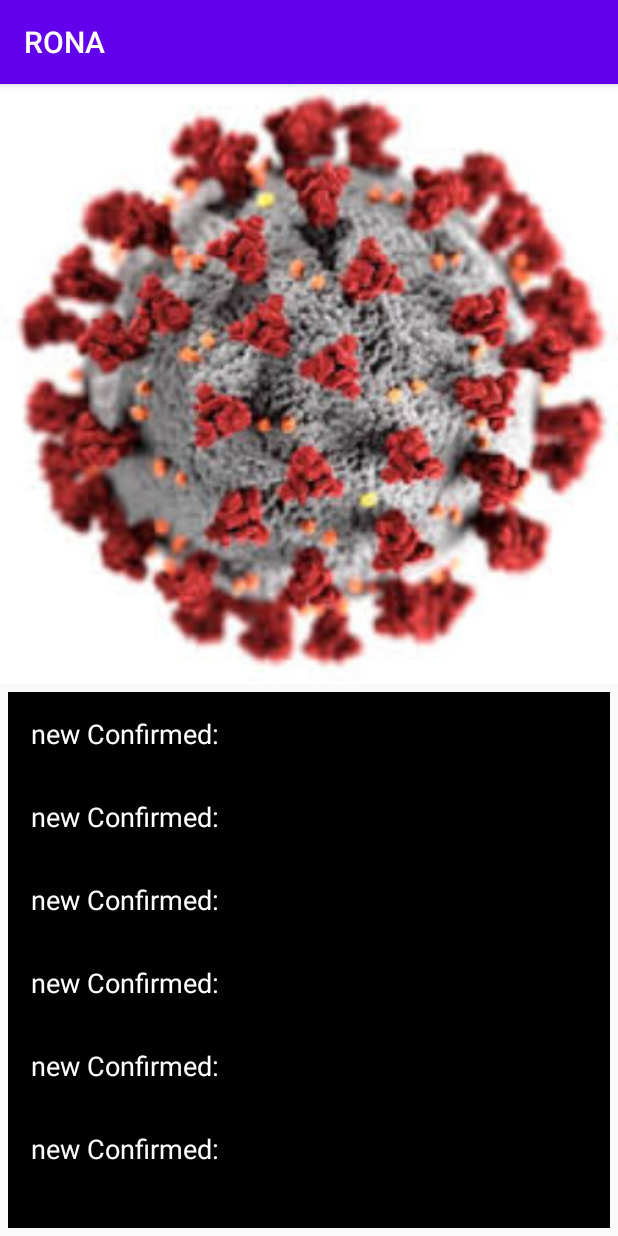
After one commit to githiomi/RONA, an Android app: the fragment CountryDetailFragment shown on its own in the app's theme, on a phone screen of 412 x 824 dp. The commit adds this screen. Run offline under Robolectric (Android 15) with nearby library versions, the phone set to English and light mode, and no system bars; network calls fail.

Commit message:
Created the design view for each country details

```diff
--- a/app/build.gradle
+++ b/app/build.gradle
@@ -29,6 +29,7 @@ dependencies {
 
     implementation 'com.jakewharton:butterknife:10.2.1'
     implementation 'androidx.recyclerview:recyclerview:1.1.0'
+    implementation 'androidx.legacy:legacy-support-v4:1.0.0'
     annotationProcessor 'com.jakewharton:butterknife-compiler:10.2.1'
 
     //noinspection GradleCompatible
--- a/app/src/main/AndroidManifest.xml
+++ b/app/src/main/AndroidManifest.xml
@@ -11,6 +11,7 @@
         android:roundIcon="@mipmap/ic_launcher_round"
         android:supportsRtl="true"
         android:theme="@style/AppTheme">
+        <activity android:name=".ui.CountryDetailActivity"></activity>
         <activity android:name=".ui.MainActivity">
             <intent-filter>
                 <action android:name="android.intent.action.MAIN" />
--- /dev/null
+++ b/app/src/main/java/com/rubeniel/rona/fragments/CountryDetailFragment.java
@@ -0,0 +1,47 @@
+package com.rubeniel.rona.fragments;
+
+import android.os.Bundle;
+
+import androidx.fragment.app.Fragment;
+
+import android.view.LayoutInflater;
+import android.view.View;
+import android.view.ViewGroup;
+
+import com.rubeniel.rona.R;
+
+public class CountryDetailFragment extends Fragment {
+
+    private static final int MAX_WIDTH = 200;
+    private static final int MAX_HEIGHT = 200;
+
+    // TODO: Rename and change types of parameters
+    private String mParam1;
+    private String mParam2;
+
+    public CountryDetailFragment() {
+        // Required empty public constructor
+    }
+
+    public static CountryDetailFragment newInstance(String param1, String param2) {
+        CountryDetailFragment fragment = new CountryDetailFragment();
+        Bundle args = new Bundle();
+        fragment.setArguments(args);
+        return fragment;
+    }
+
+    @Override
+    public void onCreate(Bundle savedInstanceState) {
+        super.onCreate(savedInstanceState);
+        if (getArguments() != null) {
+
+        }
+    }
+
+    @Override
+    public View onCreateView(LayoutInflater inflater, ViewGroup container,
+                             Bundle savedInstanceState) {
+        // Inflate the layout for this fragment
+        return inflater.inflate(R.layout.fragment_country_detail, container, false);
+    }
+}
--- /dev/null
+++ b/app/src/main/java/com/rubeniel/rona/ui/CountryDetailActivity.java
@@ -0,0 +1,16 @@
+package com.rubeniel.rona.ui;
+
+import androidx.appcompat.app.AppCompatActivity;
+
+import android.os.Bundle;
+
+import com.rubeniel.rona.R;
+
+public class CountryDetailActivity extends AppCompatActivity {
+
+    @Override
+    protected void onCreate(Bundle savedInstanceState) {
+        super.onCreate(savedInstanceState);
+        setContentView(R.layout.activity_country_detail);
+    }
+}
--- a/app/src/main/java/com/rubeniel/rona/ui/MainActivity.java
+++ b/app/src/main/java/com/rubeniel/rona/ui/MainActivity.java
@@ -71,12 +71,12 @@ public class MainActivity extends AppCompatActivity {
         searchView.setOnQueryTextListener(new SearchView.OnQueryTextListener() {
             @Override
             public boolean onQueryTextSubmit(String query) {
+//                mCountriesAdapter.getFilter().filter(query);
                 return false;
             }
 
             @Override
             public boolean onQueryTextChange(String newText) {
-                mCountriesAdapter.getFilter().filter(newText);
                 return false;
             }
         });
--- /dev/null
+++ b/app/src/main/res/layout/activity_country_detail.xml
@@ -0,0 +1,26 @@
+<?xml version="1.0" encoding="utf-8"?>
+<androidx.constraintlayout.widget.ConstraintLayout xmlns:android="http://schemas.android.com/apk/res/android"
+    xmlns:app="http://schemas.android.com/apk/res-auto"
+    xmlns:tools="http://schemas.android.com/tools"
+    android:layout_width="match_parent"
+    android:layout_height="match_parent"
+    tools:context=".ui.CountryDetailActivity">
+
+    <androidx.viewpager.widget.ViewPager
+        android:id="@+id/ViewPagerContainer"
+        android:layout_width="match_parent"
+        android:layout_height="match_parent"
+        app:layout_constraintBottom_toBottomOf="parent"
+        app:layout_constraintEnd_toEndOf="parent"
+        app:layout_constraintStart_toStartOf="parent"
+        app:layout_constraintTop_toTopOf="parent">
+
+        <androidx.viewpager.widget.PagerTabStrip
+            android:id="@+id/PagerTitle"
+            android:layout_width="match_parent"
+            android:layout_height="wrap_content"
+            android:padding="5dp"/>
+
+    </androidx.viewpager.widget.ViewPager>
+
+</androidx.constraintlayout.widget.ConstraintLayout>
--- /dev/null
+++ b/app/src/main/res/layout/fragment_country_detail.xml
@@ -0,0 +1,95 @@
+<?xml version="1.0" encoding="utf-8"?>
+<FrameLayout xmlns:android="http://schemas.android.com/apk/res/android"
+    xmlns:tools="http://schemas.android.com/tools"
+    android:layout_width="match_parent"
+    android:layout_height="match_parent"
+    tools:context=".fragments.CountryDetailFragment">
+
+    <RelativeLayout
+        android:layout_width="match_parent"
+        android:layout_height="match_parent" >
+
+        <ImageView
+            android:id="@+id/ivCountryFlag"
+            android:layout_width="match_parent"
+            android:layout_height="400dp"
+            android:background="@drawable/rona" />
+
+        <RelativeLayout
+            android:layout_width="match_parent"
+            android:layout_height="match_parent"
+            android:layout_margin="5dp"
+            android:layout_below="@+id/ivCountryFlag"
+            android:background="@android:color/black" >
+
+            <TextView
+                android:id="@+id/newConfirmed"
+                android:layout_width="match_parent"
+                android:layout_height="wrap_content"
+                android:layout_margin="10dp"
+                android:padding="5dp"
+                android:text="new Confirmed: "
+                android:textColor="@android:color/white"
+                android:textSize="18sp" />
+
+            <TextView
+                android:id="@+id/totalConfirmed"
+                android:layout_width="match_parent"
+                android:layout_height="wrap_content"
+                android:layout_margin="10dp"
+                android:padding="5dp"
+                android:layout_below="@+id/newConfirmed"
+                android:text="new Confirmed: "
+                android:textColor="@android:color/white"
+                android:textSize="18sp" />
+
+            <TextView
+                android:id="@+id/newDeaths"
+                android:layout_width="match_parent"
+                android:layout_height="wrap_content"
+                android:layout_margin="10dp"
+                android:padding="5dp"
+                android:layout_below="@id/totalConfirmed"
+                android:text="new Confirmed: "
+                android:textColor="@android:color/white"
+                android:textSize="18sp" />
+
+            <TextView
+                android:id="@+id/totalDeaths"
+                android:layout_width="match_parent"
+                android:layout_height="wrap_content"
+                android:layout_margin="10dp"
+                android:padding="5dp"
+                android:layout_below="@id/newDeaths"
+                android:text="new Confirmed: "
+                android:textColor="@android:color/white"
+                android:textSize="18sp" />
+
+            <TextView
+                android:id="@+id/newRecovered"
+                android:layout_width="match_parent"
+                android:layout_height="wrap_content"
+                android:layout_margin="10dp"
+                android:padding="5dp"
+                android:layout_below="@id/totalDeaths"
+                android:text="new Confirmed: "
+                android:textColor="@android:color/white"
+                android:textSize="18sp" />
+
+            <TextView
+                android:id="@+id/totalRecovered"
+                android:layout_width="match_parent"
+                android:layout_height="wrap_content"
+                android:layout_margin="10dp"
+                android:padding="5dp"
+                android:layout_below="@id/newRecovered"
+                android:text="new Confirmed: "
+                android:textColor="@android:color/white"
+                android:textSize="18sp" />
+
+
+        </RelativeLayout>
+
+    </RelativeLayout>
+
+</FrameLayout>
--- a/app/src/main/res/values/strings.xml
+++ b/app/src/main/res/values/strings.xml
@@ -1,3 +1,5 @@
 <resources>
     <string name="app_name">RONA</string>
+    <!-- TODO: Remove or change this placeholder text -->
+    <string name="hello_blank_fragment">Hello blank fragment</string>
 </resources>
```
